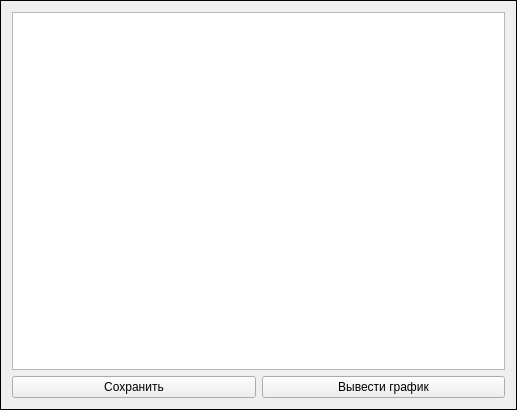
Before: the Qt Designer form QtNutrition_components_assessment/SummaryWindow.ui in v43d3rm4k4r/QtNutritionComponentsAssessment, drawn with Qt 5.
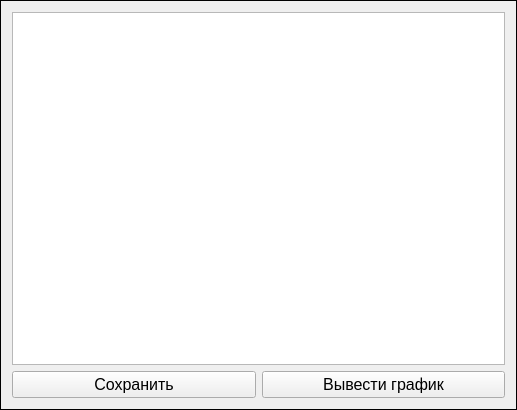
After: the same form once the commit is applied.

What changed in the file:
```diff
--- a/QtNutrition_components_assessment/SummaryWindow.ui
+++ b/QtNutrition_components_assessment/SummaryWindow.ui
@@ -30,6 +30,11 @@
     <layout class="QVBoxLayout" name="verticalLayout">
      <item>
       <widget class="QTextEdit" name="textEdit">
+       <property name="font">
+        <font>
+         <pointsize>12</pointsize>
+        </font>
+       </property>
        <property name="readOnly">
         <bool>true</bool>
        </property>
@@ -39,6 +44,11 @@
       <layout class="QHBoxLayout" name="horizontalLayout">
        <item>
         <widget class="QPushButton" name="pushButtonSave">
+         <property name="font">
+          <font>
+           <pointsize>12</pointsize>
+          </font>
+         </property>
          <property name="text">
           <string>Сохранить</string>
          </property>
@@ -46,6 +56,11 @@
        </item>
        <item>
         <widget class="QPushButton" name="pushButtonShowChart">
+         <property name="font">
+          <font>
+           <pointsize>12</pointsize>
+          </font>
+         </property>
          <property name="text">
           <string>Вывести график</string>
          </property>
```
